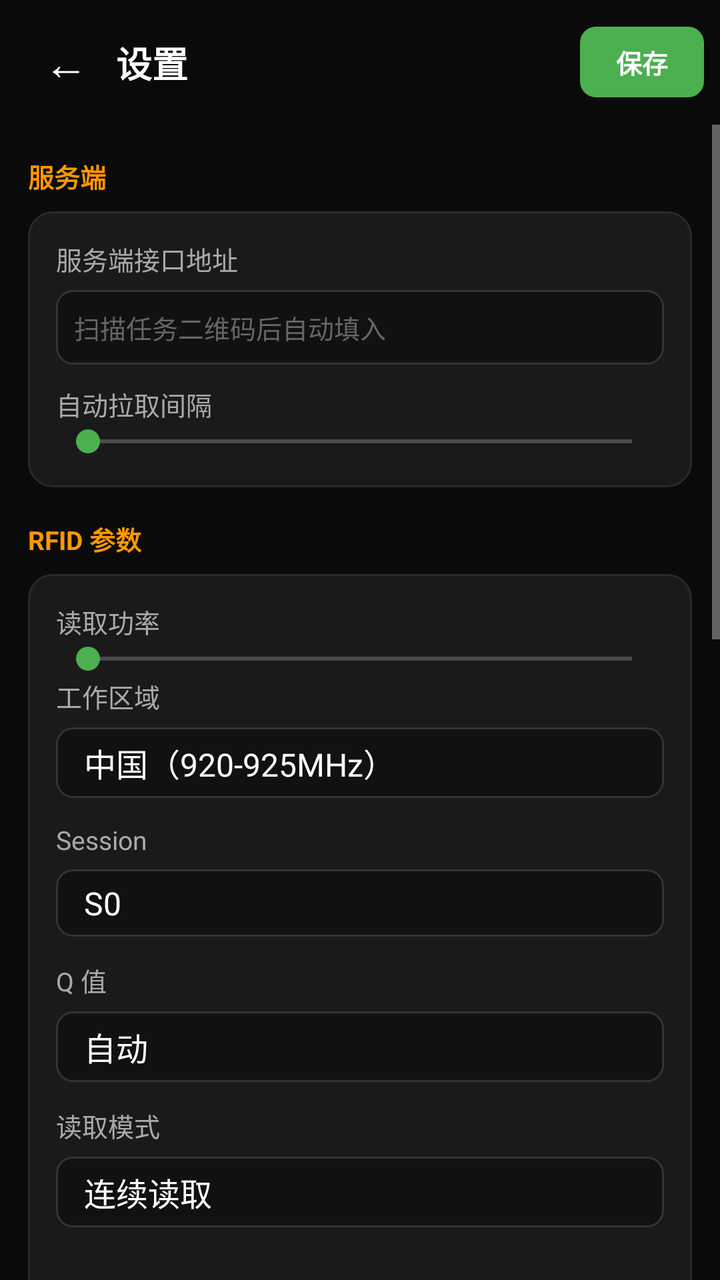
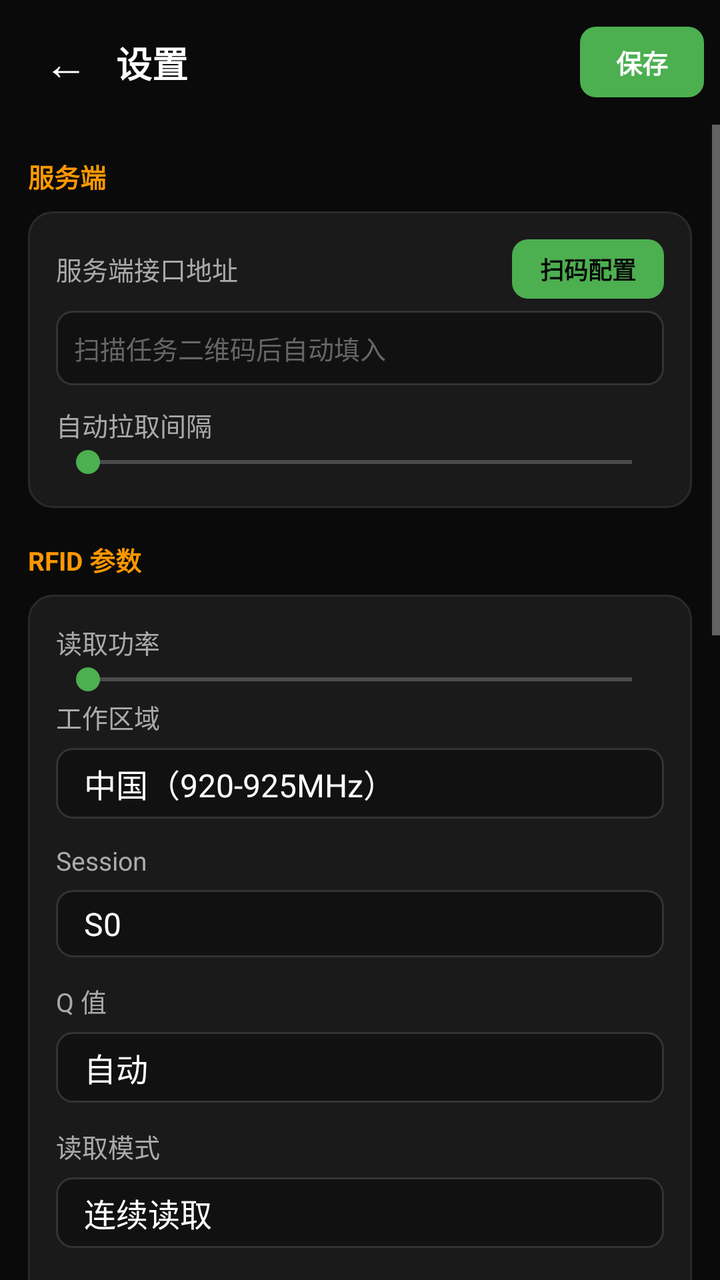

Before-and-after screenshots of an Android layout around one commit, followed by the original layout XML and the change that was made.
<!-- AndroidManifest.xml: application theme Theme.Rfid -->
<!-- res/layout/activity_settings.xml -->
<?xml version="1.0" encoding="utf-8"?>
<LinearLayout xmlns:android="http://schemas.android.com/apk/res/android"
    android:layout_width="match_parent"
    android:layout_height="match_parent"
    android:orientation="vertical"
    android:background="@color/bg"
    android:fitsSystemWindows="true">

    <LinearLayout
        android:layout_width="match_parent"
        android:layout_height="wrap_content"
        android:orientation="horizontal"
        android:gravity="center_vertical"
        android:paddingHorizontal="8dp"
        android:paddingVertical="10dp">

        <TextView
            android:id="@+id/btnBack"
            android:layout_width="wrap_content"
            android:layout_height="wrap_content"
            android:paddingHorizontal="14dp"
            android:paddingVertical="6dp"
            android:text="←"
            android:textColor="@color/text_primary"
            android:textSize="22sp" />

        <TextView
            android:layout_width="0dp"
            android:layout_height="wrap_content"
            android:layout_weight="1"
            android:text="@string/settings_title"
            android:textColor="@color/text_primary"
            android:textSize="18sp"
            android:textStyle="bold" />

        <TextView
            android:id="@+id/btnStSave"
            android:layout_width="wrap_content"
            android:layout_height="wrap_content"
            android:background="@drawable/bg_btn_green"
            android:paddingHorizontal="18dp"
            android:paddingVertical="8dp"
            android:text="@string/btn_save"
            android:textColor="#FFFFFF"
            android:textSize="13sp"
            android:textStyle="bold" />
    </LinearLayout>

    <ScrollView
        android:layout_width="match_parent"
        android:layout_height="0dp"
        android:layout_weight="1"
        android:scrollbars="vertical">

        <LinearLayout
            android:layout_width="match_parent"
            android:layout_height="wrap_content"
            android:orientation="vertical"
            android:paddingHorizontal="14dp"
            android:paddingBottom="24dp">

            
            <TextView style="@style/StGroup" android:text="@string/st_group_server" />
            <LinearLayout style="@style/StCard" android:orientation="vertical">
                <TextView style="@style/StLabel" android:text="@string/server_url" />
                <EditText
                    android:id="@+id/stUrl"
                    style="@style/StInput"
                    android:hint="@string/server_url_hint"
                    android:inputType="textUri"
                    android:singleLine="true" />
                <LinearLayout
                    android:layout_width="match_parent"
                    android:layout_height="wrap_content"
                    android:layout_marginTop="10dp"
                    android:orientation="horizontal">
                    <TextView
                        android:layout_width="0dp"
                        android:layout_height="wrap_content"
                        android:layout_weight="1"
                        android:text="@string/st_pull_interval"
                        android:textColor="@color/text_secondary"
                        android:textSize="13sp" />
                    <TextView
                        android:id="@+id/stPullVal"
                        android:layout_width="wrap_content"
                        android:layout_height="wrap_content"
                        android:textColor="@color/green"
                        android:textSize="13sp" />
                </LinearLayout>
                <SeekBar
                    android:id="@+id/stPull"
                    android:layout_width="match_parent"
                    android:layout_height="wrap_content"
                    android:max="115"
                    android:progressTint="@color/green"
                    android:thumbTint="@color/green" />
            </LinearLayout>

            
            <TextView style="@style/StGroup" android:text="@string/st_group_rfid" />
            <LinearLayout style="@style/StCard" android:orientation="vertical">
                <LinearLayout
                    android:layout_width="match_parent"
                    android:layout_height="wrap_content"
                    android:orientation="horizontal">
                    <TextView
                        android:layout_width="0dp"
                        android:layout_height="wrap_content"
                        android:layout_weight="1"
                        android:text="@string/st_power"
                        android:textColor="@color/text_secondary"
                        android:textSize="13sp" />
                    <TextView
                        android:id="@+id/stPowerVal"
                        android:layout_width="wrap_content"
                        android:layout_height="wrap_content"
                        android:textColor="@color/green"
                        android:textSize="13sp" />
                </LinearLayout>
                <SeekBar
                    android:id="@+id/stPower"
                    android:layout_width="match_parent"
                    android:layout_height="wrap_content"
                    android:max="25"
                    android:progressTint="@color/green"
                    android:thumbTint="@color/green" />

                <TextView style="@style/StLabel" android:text="@string/st_region" />
                <Spinner android:id="@+id/stRegion" style="@style/StSpinner"
                    android:entries="@array/regions" />

                <TextView style="@style/StLabel" android:text="@string/st_session" />
                <Spinner android:id="@+id/stSession" style="@style/StSpinner"
                    android:entries="@array/sessions" />

                <TextView style="@style/StLabel" android:text="@string/st_qvalue" />
                <Spinner android:id="@+id/stQValue" style="@style/StSpinner"
                    android:entries="@array/qvalues" />

                <TextView style="@style/StLabel" android:text="@string/st_readmode" />
                <Spinner android:id="@+id/stReadMode" style="@style/StSpinner"
                    android:entries="@array/readmodes" />

                <LinearLayout style="@style/StSwitch">
                    <LinearLayout
                        android:layout_width="0dp"
                        android:layout_height="wrap_content"
                        android:layout_weight="1"
                        android:orientation="vertical">
                        <TextView style="@style/StSwitchLabel" android:text="@string/st_rssi_on" />
                        <TextView style="@style/StSwitchSub" android:text="@string/st_rssi_on_sub" />
                    </LinearLayout>
                    <androidx.appcompat.widget.SwitchCompat
                        android:id="@+id/stRssiEnabled"
                        android:layout_width="wrap_content"
                        android:layout_height="wrap_content" />
                </LinearLayout>

                <LinearLayout
                    android:layout_width="match_parent"
                    android:layout_height="wrap_content"
                    android:orientation="horizontal"
                    android:layout_marginTop="10dp">
                    <TextView
                        android:layout_width="0dp"
                        android:layout_height="wrap_content"
                        android:layout_weight="1"
                        android:text="@string/st_rssi_threshold"
                        android:textColor="@color/text_secondary"
                        android:textSize="13sp" />
                    <TextView
                        android:id="@+id/stRssiVal"
                        android:layout_width="wrap_content"
                        android:layout_height="wrap_content"
                        android:textColor="@color/green"
                        android:textSize="13sp" />
                </LinearLayout>
                <SeekBar
                    android:id="@+id/stRssiThreshold"
                    android:layout_width="match_parent"
                    android:layout_height="wrap_content"
                    android:max="60"
                    android:progressTint="@color/green"
                    android:thumbTint="@color/green" />
                <TextView
                    android:layout_width="match_parent"
                    android:layout_height="wrap_content"
                    android:text="@string/st_rssi_hint"
                    android:textColor="@color/text_hint"
                    android:textSize="10sp" />
            </LinearLayout>

            
            <TextView style="@style/StGroup" android:text="@string/st_group_count" />
            <LinearLayout style="@style/StCard" android:orientation="vertical">
                <LinearLayout style="@style/StSwitch">
                    <LinearLayout
                        android:layout_width="0dp"
                        android:layout_height="wrap_content"
                        android:layout_weight="1"
                        android:orientation="vertical">
                        <TextView style="@style/StSwitchLabel" android:text="@string/st_dedup" />
                        <TextView style="@style/StSwitchSub" android:text="@string/st_dedup_sub" />
                    </LinearLayout>
                    <androidx.appcompat.widget.SwitchCompat
                        android:id="@+id/stDedup"
                        android:layout_width="wrap_content"
                        android:layout_height="wrap_content" />
                </LinearLayout>
                <LinearLayout style="@style/StSwitch">
                    <LinearLayout
                        android:layout_width="0dp"
                        android:layout_height="wrap_content"
                        android:layout_weight="1"
                        android:orientation="vertical">
                        <TextView style="@style/StSwitchLabel" android:text="@string/st_hv" />
                        <TextView style="@style/StSwitchSub" android:text="@string/st_hv_sub" />
                    </LinearLayout>
                    <androidx.appcompat.widget.SwitchCompat
                        android:id="@+id/stHvRemind"
                        android:layout_width="wrap_content"
                        android:layout_height="wrap_content" />
                </LinearLayout>
                <LinearLayout style="@style/StSwitch">
                    <LinearLayout
                        android:layout_width="0dp"
                        android:layout_height="wrap_content"
                        android:layout_weight="1"
                        android:orientation="vertical">
                        <TextView style="@style/StSwitchLabel" android:text="@string/st_vibrate" />
                        <TextView style="@style/StSwitchSub" android:text="@string/st_vibrate_sub" />
                    </LinearLayout>
                    <androidx.appcompat.widget.SwitchCompat
                        android:id="@+id/stVibrate"
                        android:layout_width="wrap_content"
                        android:layout_height="wrap_content" />
                </LinearLayout>
            </LinearLayout>

            
            <TextView style="@style/StGroup" android:text="@string/st_group_device" />
            <LinearLayout style="@style/StCard" android:orientation="vertical">
                <LinearLayout style="@style/StInfoRow">
                    <TextView style="@style/StInfoLabel" android:text="@string/st_dev_model" />
                    <TextView style="@style/StInfoValue" android:text="成为 C27" />
                </LinearLayout>
                <LinearLayout style="@style/StInfoRow">
                    <TextView style="@style/StInfoLabel" android:text="@string/st_dev_id" />
                    <TextView
                        android:id="@+id/stDeviceId"
                        style="@style/StInfoValue" />
                </LinearLayout>
                <LinearLayout style="@style/StInfoRow">
                    <TextView style="@style/StInfoLabel" android:text="@string/st_sdk_ver" />
                    <TextView android:id="@+id/stSdkVer" style="@style/StInfoValue" />
                </LinearLayout>
                <LinearLayout style="@style/StInfoRow">
                    <TextView style="@style/StInfoLabel" android:text="@string/st_fw_ver" />
                    <TextView android:id="@+id/stFwVer" style="@style/StInfoValue" />
                </LinearLayout>
                <TextView
                    android:id="@+id/btnReset"
                    android:layout_width="match_parent"
                    android:layout_height="wrap_content"
                    android:layout_marginTop="14dp"
                    android:background="@drawable/bg_btn_dark"
                    android:gravity="center"
                    android:paddingVertical="11dp"
                    android:text="@string/st_reset"
                    android:textColor="#EF9A9A"
                    android:textSize="13sp" />
            </LinearLayout>
        </LinearLayout>
    </ScrollView>
</LinearLayout>
<!-- resources referenced by this layout -->
<resources>
  <string-array name="qvalues">
          <item>@string/q_auto</item>
          <item>Q=1</item><item>Q=2</item><item>Q=3</item><item>Q=4</item>
          <item>Q=5</item><item>Q=6</item><item>Q=7</item>
      </string-array>
  <string-array name="readmodes">
          <item>@string/mode_continuous</item>
          <item>@string/mode_single</item>
      </string-array>
  <string-array name="sessions">
          <item>S0</item><item>S1</item><item>S2</item><item>S3</item>
      </string-array>
  <color name="bg">#0A0A0A</color>
  <color name="green">#4CAF50</color>
  <color name="text_hint">#666666</color>
  <color name="text_primary">#FFFFFF</color>
  <color name="text_secondary">#AAAAAA</color>
  <!-- drawable bg_btn_green (drawable) -->
  <?xml version="1.0" encoding="utf-8"?>
  <shape xmlns:android="http://schemas.android.com/apk/res/android" android:shape="rectangle">
      <solid android:color="@color/green" />
      <corners android:radius="8dp" />
  </shape>
  <string name="btn_save">保存</string>
  <string name="server_url">服务端接口地址</string>
  <string name="server_url_hint">扫描任务二维码后自动填入</string>
  <string name="settings_title">设置</string>
  <string name="st_dedup">重复扫描自动去重</string>
  <string name="st_dedup_sub">同一商品短时间内重复扫只记一次</string>
  <string name="st_dev_id">设备编号</string>
  <string name="st_dev_model">设备型号</string>
  <string name="st_fw_ver">固件版本</string>
  <string name="st_group_count">盘点设置</string>
  <string name="st_group_device">设备信息</string>
  <string name="st_group_rfid">RFID 参数</string>
  <string name="st_group_server">服务端</string>
  <string name="st_hv">高价值商品提醒</string>
  <string name="st_hv_sub">未扫到的高价值商品置顶显示</string>
  <string name="st_power">读取功率</string>
  <string name="st_pull_interval">自动拉取间隔</string>
  <string name="st_qvalue">Q 值</string>
  <string name="st_readmode">读取模式</string>
  <string name="st_region">工作区域</string>
  <string name="st_reset">恢复默认设置</string>
  <string name="st_rssi_hint">低于此值的标签将被忽略（数值越小越灵敏，-90 可读更远，-30 只读很近）</string>
  <string name="st_rssi_on">读取信号强度（RSSI）</string>
  <string name="st_rssi_on_sub">每条标签记录显示信号强度</string>
  <string name="st_rssi_threshold">信号强度阈值</string>
  <string name="st_sdk_ver">SDK 版本</string>
  <string name="st_session">Session</string>
  <string name="st_vibrate">异常时震动提醒</string>
  <string name="st_vibrate_sub">扫到非本店商品时震动一下</string>
  <style name="StCard">
          <item name="android:layout_width">match_parent</item>
          <item name="android:layout_height">wrap_content</item>
          <item name="android:background">@drawable/bg_card</item>
          <item name="android:padding">14dp</item>
      </style>
  <style name="StInfoRow">
          <item name="android:layout_width">match_parent</item>
          <item name="android:layout_height">wrap_content</item>
          <item name="android:orientation">horizontal</item>
          <item name="android:paddingVertical">9dp</item>
      </style>
  <style name="StSwitchLabel">
          <item name="android:layout_width">wrap_content</item>
          <item name="android:layout_height">wrap_content</item>
          <item name="android:textColor">@color/text_primary</item>
          <item name="android:textSize">13sp</item>
      </style>
  <string name="q_auto">自动</string>
  <string name="mode_continuous">连续读取</string>
  <string name="mode_single">单次读取</string>
  <string name="region_cn">中国（920-925MHz）</string>
  <string name="region_us">美国（902-928MHz）</string>
  <string name="region_eu">欧洲（865-868MHz）</string>
  <string name="region_jp">日本（916-921MHz）</string>
  <string name="region_kr">韩国（917-921MHz）</string>
  <string name="region_au">澳洲（920-926MHz）</string>
  <color name="input_stroke">#333333</color>
  <color name="orange">#FF9800</color>
  <color name="green_dark">#2E7D32</color>
  <color name="card">#1A1A1A</color>
  <color name="stroke">#2A2A2A</color>
  <color name="input_bg">#111111</color>
  <!-- unchanged entries left out for length: 14 -->
</resources>

<!-- the commit's change to res/layout/activity_settings.xml (unified diff, before → after) -->
@@ -62,10 +62,34 @@
             
             <TextView style="@style/StGroup" android:text="@string/st_group_server" />
             <LinearLayout style="@style/StCard" android:orientation="vertical">
-                <TextView style="@style/StLabel" android:text="@string/server_url" />
+                <LinearLayout
+                    android:layout_width="match_parent"
+                    android:layout_height="wrap_content"
+                    android:gravity="center_vertical"
+                    android:orientation="horizontal">
+                    <TextView
+                        style="@style/StLabel"
+                        android:layout_width="0dp"
+                        android:layout_height="wrap_content"
+                        android:layout_marginBottom="0dp"
+                        android:layout_weight="1"
+                        android:text="@string/server_url" />
+                    <TextView
+                        android:id="@+id/stUrlScan"
+                        android:layout_width="wrap_content"
+                        android:layout_height="wrap_content"
+                        android:background="@drawable/bg_btn_green"
+                        android:paddingHorizontal="14dp"
+                        android:paddingVertical="6dp"
+                        android:text="@string/st_scan_qr"
+                        android:textColor="#0A0A0A"
+                        android:textSize="12sp"
+                        android:textStyle="bold" />
+                </LinearLayout>
                 <EditText
                     android:id="@+id/stUrl"
                     style="@style/StInput"
+                    android:layout_marginTop="6dp"
                     android:hint="@string/server_url_hint"
                     android:inputType="textUri"
                     android:singleLine="true" />
<!-- resource entries referenced after the edit -->
@@ -48,6 +48,7 @@
   <string name="st_rssi_on">读取信号强度（RSSI）</string>
   <string name="st_rssi_on_sub">每条标签记录显示信号强度</string>
   <string name="st_rssi_threshold">信号强度阈值</string>
+  <string name="st_scan_qr">扫码配置</string>
   <string name="st_sdk_ver">SDK 版本</string>
   <string name="st_session">Session</string>
   <string name="st_vibrate">异常时震动提醒</string>
